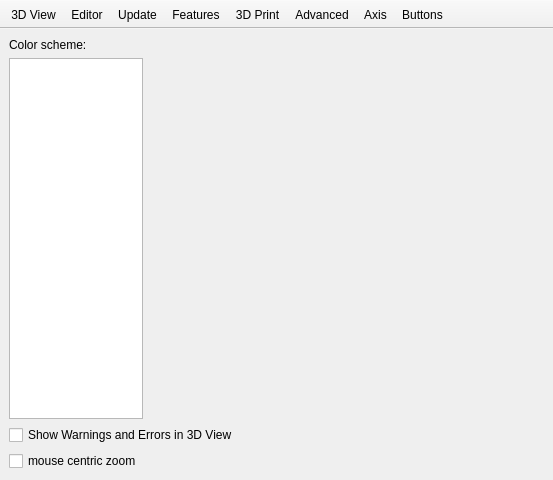
Old version of the form src/Preferences.ui in the repository openscad/openscad.
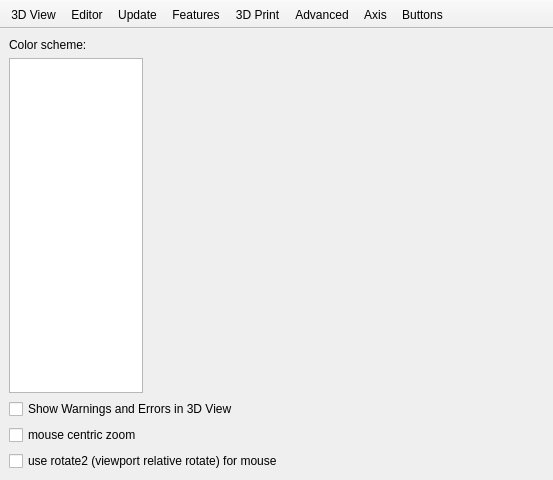
New version of the form. The open tabs and pages were chosen to show the change. Icons and pictures are not drawn. Custom widgets are drawn as their Qt base class.

Commit message: option to enable rotate2 for the mouse

The edit to the form file:
```diff
--- a/src/Preferences.ui
+++ b/src/Preferences.ui
@@ -107,6 +107,16 @@
           </property>
          </widget>
         </item>
+        <item>
+         <widget class="QCheckBox" name="checkBoxRotate2">
+          <property name="text">
+           <string>use rotate2 (viewport relative rotate) for mouse</string>
+          </property>
+          <property name="checked">
+           <bool>false</bool>
+          </property>
+         </widget>
+        </item>
        </layout>
       </widget>
       <widget class="QWidget" name="pageEditor">
```
The commit also changes 8 other files.
